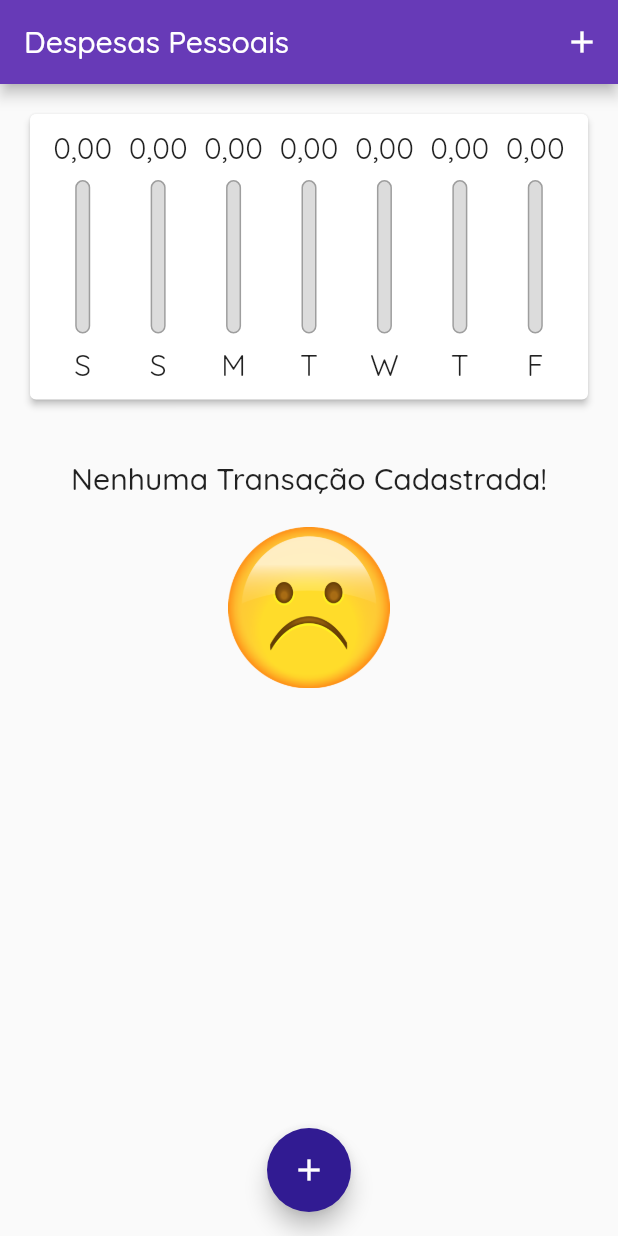
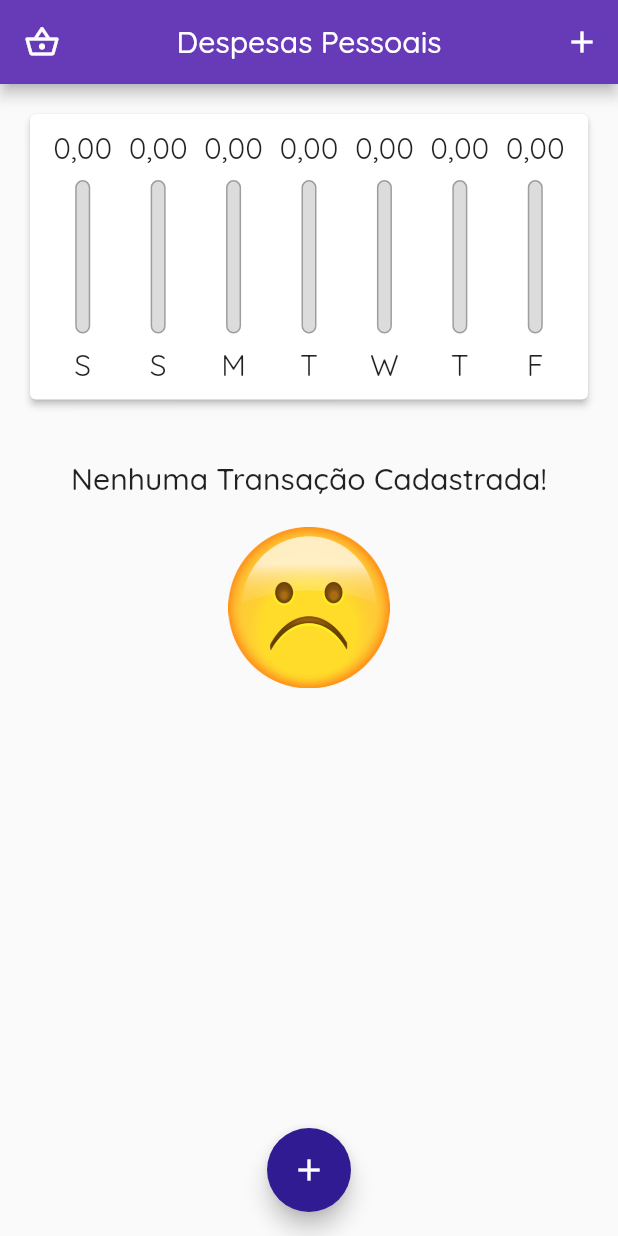
Before and after one commit to larinuness/flutter-app-despesas, a Flutter app: the screen it shows after launch, on a phone screen of 412 x 824 dp. Run offline on Flutter 3.47's test engine with Material 2 defaults, Android fonts, the phone set to English and light mode, and no system bars; our stand-ins replace google_fonts.

Commit message:
Ajuste final

```diff
--- a/projeto_despesas/lib/main.dart
+++ b/projeto_despesas/lib/main.dart
@@ -126,7 +126,9 @@ class _MyHomePageState extends State<MyHomePage> {
 
     final PreferredSizeWidget appBar = AppBar(
       title: const Text('Despesas Pessoais'),
+      centerTitle: true,
       actions: actions,
+      leading: const Icon(Icons.shopping_basket_outlined),
     );
     //faz com que o tamanho que escolher pra ocupar a tela
     //não conta com o appBar, assim tem 100% da tela pra gerenciar
```
